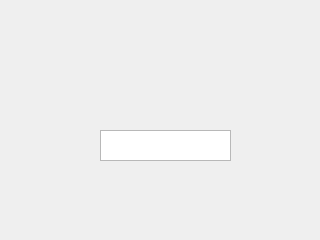
Qt form Interfata/loginadmin.ui (baluticristi/Tema-POO-Official) before a commit.
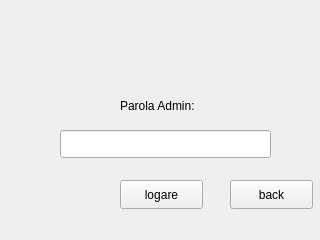
The same form after that commit.

```diff
--- a/Interfata/loginadmin.ui
+++ b/Interfata/loginadmin.ui
@@ -13,16 +13,55 @@
   <property name="windowTitle">
    <string>Form</string>
   </property>
-  <widget class="QTextEdit" name="textEdit">
+  <widget class="QLabel" name="label">
    <property name="geometry">
     <rect>
-     <x>100</x>
+     <x>120</x>
+     <y>80</y>
+     <width>101</width>
+     <height>51</height>
+    </rect>
+   </property>
+   <property name="text">
+    <string>Parola Admin:</string>
+   </property>
+  </widget>
+  <widget class="QPushButton" name="log">
+   <property name="geometry">
+    <rect>
+     <x>120</x>
+     <y>180</y>
+     <width>83</width>
+     <height>29</height>
+    </rect>
+   </property>
+   <property name="text">
+    <string>logare</string>
+   </property>
+  </widget>
+  <widget class="QLineEdit" name="adminpass">
+   <property name="geometry">
+    <rect>
+     <x>60</x>
      <y>130</y>
-     <width>131</width>
-     <height>31</height>
+     <width>211</width>
+     <height>28</height>
     </rect>
    </property>
   </widget>
+  <widget class="QPushButton" name="mainwind">
+   <property name="geometry">
+    <rect>
+     <x>230</x>
+     <y>180</y>
+     <width>83</width>
+     <height>29</height>
+    </rect>
+   </property>
+   <property name="text">
+    <string>back</string>
+   </property>
+  </widget>
  </widget>
  <resources/>
  <connections/>
```
